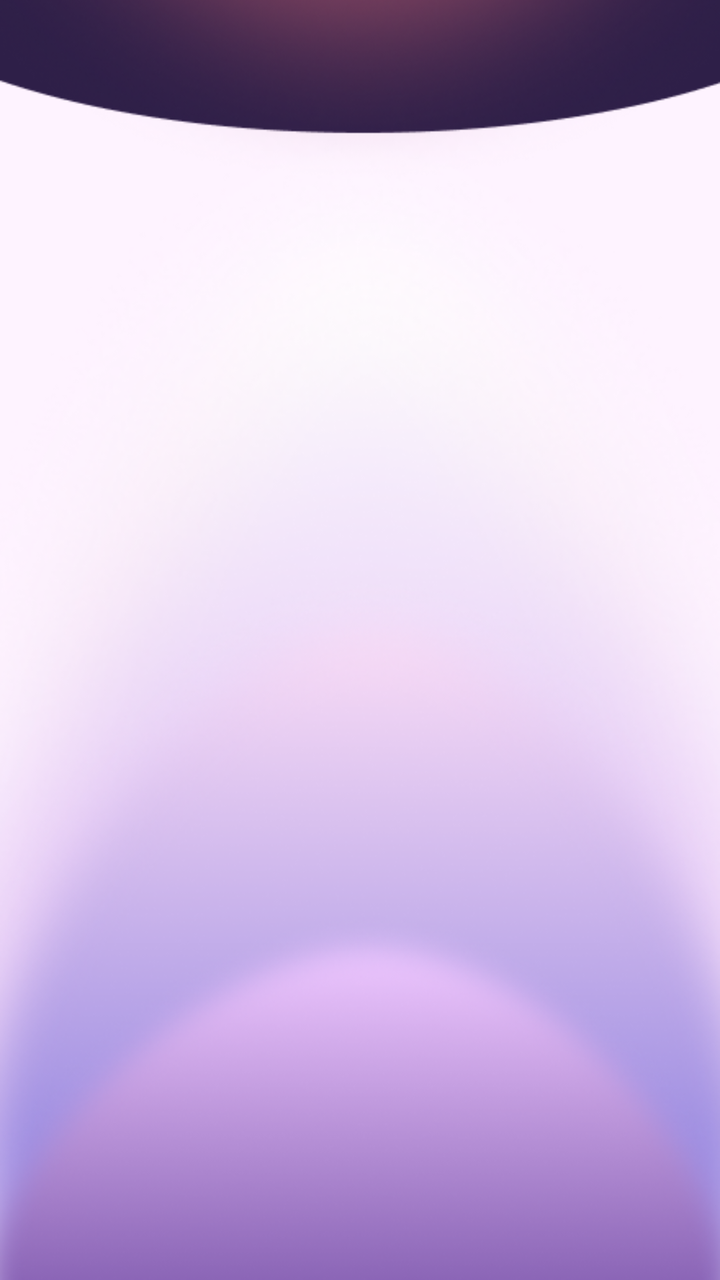
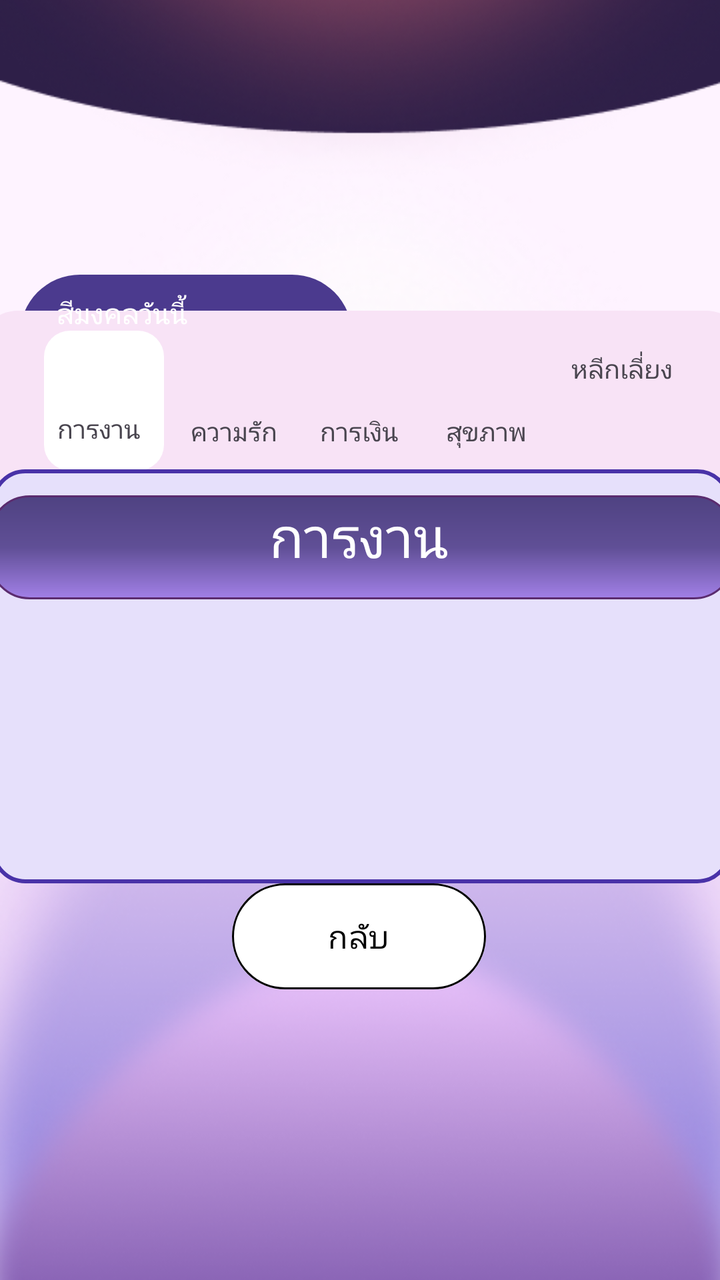

Before-and-after screenshots of an Android layout around one commit, followed by the original layout XML and the change that was made.
<!-- AndroidManifest.xml: application theme Theme.Dara -->
<!-- res/layout/fragment_calendar.xml -->
<?xml version="1.0" encoding="utf-8"?>
<androidx.constraintlayout.widget.ConstraintLayout xmlns:android="http://schemas.android.com/apk/res/android"
    xmlns:tools="http://schemas.android.com/tools"
    android:layout_width="match_parent"
    android:layout_height="match_parent"
    xmlns:app="http://schemas.android.com/apk/res-auto"
    tools:context=".CalendarFragment">

    
    <ImageView
        android:id="@+id/imageView"
        android:layout_width="0dp"
        android:layout_height="0dp"
        android:scaleType="centerCrop"
        app:layout_constraintTop_toTopOf="parent"
        app:layout_constraintBottom_toBottomOf="parent"
        app:layout_constraintStart_toStartOf="parent"
        app:layout_constraintEnd_toEndOf="parent"
        app:srcCompat="@drawable/wallpaper_dara_2" />

</androidx.constraintlayout.widget.ConstraintLayout>
<!-- resources referenced by this layout -->
<resources>
  <!-- drawable wallpaper_dara_2: png bitmap (drawable, 229458 bytes) -->
  <style name="Theme.Dara" parent="Base.Theme.Dara" />
  <style name="Base.Theme.Dara" parent="Theme.Material3.DayNight.NoActionBar">
          
          
      </style>
</resources>

<!-- the commit's change to res/layout/fragment_calendar.xml (unified diff, before → after) -->
@@ -1,21 +1,199 @@
 <?xml version="1.0" encoding="utf-8"?>
 <androidx.constraintlayout.widget.ConstraintLayout xmlns:android="http://schemas.android.com/apk/res/android"
+    xmlns:app="http://schemas.android.com/apk/res-auto"
     xmlns:tools="http://schemas.android.com/tools"
     android:layout_width="match_parent"
     android:layout_height="match_parent"
-    xmlns:app="http://schemas.android.com/apk/res-auto"
+    android:background="@drawable/wallpaper_dara_2"
     tools:context=".CalendarFragment">
 
     
+
     <ImageView
         android:id="@+id/imageView"
         android:layout_width="0dp"
         android:layout_height="0dp"
         android:scaleType="centerCrop"
+        app:layout_constraintBottom_toBottomOf="parent"
+        app:layout_constraintEnd_toEndOf="parent"
+        app:layout_constraintHorizontal_bias="0.0"
+        app:layout_constraintStart_toStartOf="parent"
         app:layout_constraintTop_toTopOf="parent"
-        app:layout_constraintBottom_toBottomOf="parent"
-        app:layout_constraintStart_toStartOf="parent"
-        app:layout_constraintEnd_toEndOf="parent"
+        app:layout_constraintVertical_bias="0.0"
         app:srcCompat="@drawable/wallpaper_dara_2" />
 
+    <View
+        android:layout_width="166dp"
+        android:layout_height="68dp"
+        android:background="@drawable/bg_calendar_gradient"
+        app:layout_constraintBottom_toBottomOf="parent"
+        app:layout_constraintEnd_toEndOf="parent"
+        app:layout_constraintHorizontal_bias="0.052"
+        app:layout_constraintStart_toStartOf="parent"
+        app:layout_constraintTop_toTopOf="parent"
+        app:layout_constraintVertical_bias="0.24" />
+
+    <View
+        android:layout_width="384dp"
+        android:layout_height="93dp"
+        android:background="@drawable/bg_calendar_frame"
+        app:layout_constraintBottom_toBottomOf="parent"
+        app:layout_constraintEnd_toEndOf="parent"
+        app:layout_constraintHorizontal_bias="0.481"
+        app:layout_constraintStart_toStartOf="parent"
+        app:layout_constraintTop_toTopOf="parent"
+        app:layout_constraintVertical_bias="0.284" />
+
+    <View
+        android:id="@+id/view3"
+        android:layout_width="60dp"
+        android:layout_height="70dp"
+        android:background="@drawable/bg_calendar_fg"
+        app:layout_constraintBottom_toBottomOf="parent"
+        app:layout_constraintEnd_toEndOf="parent"
+        app:layout_constraintHorizontal_bias="0.073"
+        app:layout_constraintStart_toStartOf="parent"
+        app:layout_constraintTop_toTopOf="parent"
+        app:layout_constraintVertical_bias="0.29" />
+
+    <View
+        android:layout_width="370dp"
+        android:layout_height="207dp"
+        android:background="@drawable/bg_calendar_frame02"
+        app:layout_constraintBottom_toBottomOf="parent"
+        app:layout_constraintEnd_toEndOf="parent"
+        app:layout_constraintHorizontal_bias="0.487"
+        app:layout_constraintStart_toStartOf="parent"
+        app:layout_constraintTop_toTopOf="parent"
+        app:layout_constraintVertical_bias="0.542" />
+
+    <View
+        android:id="@+id/view4"
+        android:layout_width="373dp"
+        android:layout_height="52dp"
+        android:background="@drawable/bg_calendar_grad02"
+        app:layout_constraintBottom_toBottomOf="parent"
+        app:layout_constraintEnd_toEndOf="parent"
+        app:layout_constraintHorizontal_bias="0.487"
+        app:layout_constraintStart_toStartOf="parent"
+        app:layout_constraintTop_toTopOf="parent"
+        app:layout_constraintVertical_bias="0.421" />
+
+    <Button
+        android:id="@+id/btnback_cal"
+        android:layout_width="127dp"
+        android:layout_height="61dp"
+        android:backgroundTint="#FFFFFF"
+        android:text="กลับ"
+        android:textColor="#000000"
+        android:textSize="16sp"
+        app:layout_constraintBottom_toBottomOf="parent"
+        app:layout_constraintEnd_toEndOf="parent"
+        app:layout_constraintHorizontal_bias="0.498"
+        app:layout_constraintStart_toStartOf="parent"
+        app:layout_constraintTop_toTopOf="parent"
+        app:layout_constraintVertical_bias="0.756"
+        app:strokeColor="#000000"
+        app:strokeWidth="1dp" />
+
+    <TextView
+        android:id="@+id/textView21"
+        android:layout_width="wrap_content"
+        android:layout_height="wrap_content"
+        android:fontFamily="@font/montserrat_semibold"
+        android:text="สีมงคลวันนี้"
+        android:textColor="#FFFFFF"
+        android:textSize="14sp"
+        app:layout_constraintBottom_toBottomOf="parent"
+        app:layout_constraintEnd_toEndOf="parent"
+        app:layout_constraintHorizontal_bias="0.096"
+        app:layout_constraintStart_toStartOf="@+id/imageView"
+        app:layout_constraintTop_toTopOf="parent"
+        app:layout_constraintVertical_bias="0.237" />
+
+    <TextView
+        android:id="@+id/textView24"
+        android:layout_width="wrap_content"
+        android:layout_height="wrap_content"
+        android:fontFamily="@font/montserrat_semibold"
+        android:text="การงาน"
+        android:textSize="13sp"
+        app:layout_constraintBottom_toBottomOf="parent"
+        app:layout_constraintEnd_toEndOf="parent"
+        app:layout_constraintHorizontal_bias="0.09"
+        app:layout_constraintStart_toStartOf="parent"
+        app:layout_constraintTop_toTopOf="parent"
+        app:layout_constraintVertical_bias="0.33" />
+
+    <TextView
+        android:id="@+id/textView25"
+        android:layout_width="wrap_content"
+        android:layout_height="wrap_content"
+        android:fontFamily="@font/montserrat_semibold"
+        android:text="ความรัก"
+        android:textSize="13sp"
+        app:layout_constraintBottom_toBottomOf="parent"
+        app:layout_constraintEnd_toEndOf="parent"
+        app:layout_constraintHorizontal_bias="0.301"
+        app:layout_constraintStart_toStartOf="parent"
+        app:layout_constraintTop_toTopOf="parent"
+        app:layout_constraintVertical_bias="0.332" />
+
+    <TextView
+        android:id="@+id/textView26"
+        android:layout_width="wrap_content"
+        android:layout_height="wrap_content"
+        android:fontFamily="@font/montserrat_semibold"
+        android:text="การเงิน"
+        android:textSize="13sp"
+        app:layout_constraintBottom_toBottomOf="parent"
+        app:layout_constraintEnd_toEndOf="parent"
+        app:layout_constraintHorizontal_bias="0.498"
+        app:layout_constraintStart_toStartOf="parent"
+        app:layout_constraintTop_toTopOf="parent"
+        app:layout_constraintVertical_bias="0.332" />
+
+    <TextView
+        android:id="@+id/textView27"
+        android:layout_width="wrap_content"
+        android:layout_height="wrap_content"
+        android:fontFamily="@font/montserrat_semibold"
+        android:text="สุขภาพ"
+        android:textSize="13sp"
+        app:layout_constraintBottom_toBottomOf="parent"
+        app:layout_constraintEnd_toEndOf="parent"
+        app:layout_constraintHorizontal_bias="0.698"
+        app:layout_constraintStart_toStartOf="parent"
+        app:layout_constraintTop_toTopOf="parent"
+        app:layout_constraintVertical_bias="0.332" />
+
+    <TextView
+        android:id="@+id/textView28"
+        android:layout_width="wrap_content"
+        android:layout_height="wrap_content"
+        android:fontFamily="@font/montserrat_semibold"
+        android:text="หลีกเลี่ยง"
+        android:textSize="13sp"
+        app:layout_constraintBottom_toBottomOf="parent"
+        app:layout_constraintEnd_toEndOf="parent"
+        app:layout_constraintHorizontal_bias="0.923"
+        app:layout_constraintStart_toStartOf="parent"
+        app:layout_constraintTop_toTopOf="parent"
+        app:layout_constraintVertical_bias="0.282" />
+
+    <TextView
+        android:id="@+id/textView30"
+        android:layout_width="wrap_content"
+        android:layout_height="wrap_content"
+        android:fontFamily="@font/montserrat_semibold"
+        android:text="การงาน"
+        android:textColor="#FFFFFF"
+        android:textSize="28sp"
+        app:layout_constraintBottom_toBottomOf="parent"
+        app:layout_constraintEnd_toEndOf="parent"
+        app:layout_constraintHorizontal_bias="0.498"
+        app:layout_constraintStart_toStartOf="parent"
+        app:layout_constraintTop_toTopOf="parent"
+        app:layout_constraintVertical_bias="0.414" />
+
 </androidx.constraintlayout.widget.ConstraintLayout>
<!-- resource entries referenced after the edit -->
@@ -1,5 +1,64 @@
 <!-- resources referenced by this layout -->
 <resources>
+  <!-- drawable bg_calendar_fg (drawable) -->
+  <?xml version="1.0" encoding="utf-8"?>
+  <shape xmlns:android="http://schemas.android.com/apk/res/android"
+      android:shape="rectangle">
+  
+      <solid android:color="#FFFFFF" />
+  
+      <corners android:radius="13dp" />
+  
+  </shape>
+  <!-- drawable bg_calendar_frame (drawable) -->
+  <?xml version="1.0" encoding="utf-8"?>
+  <shape xmlns:android="http://schemas.android.com/apk/res/android"
+      android:shape="rectangle">
+  
+      <solid android:color="#F8E3F6" />
+  
+      <corners android:radius="20dp" />
+  
+  </shape>
+  <!-- drawable bg_calendar_frame02 (drawable) -->
+  <?xml version="1.0" encoding="utf-8"?>
+  <shape xmlns:android="http://schemas.android.com/apk/res/android"
+      android:shape="rectangle">
+  
+      <solid android:color="#E6E0FB" />
+  
+      <stroke
+          android:width="2dp"
+          android:color="#4932A8" />
+  
+      <corners android:radius="16dp" />
+  
+  </shape>
+  <!-- drawable bg_calendar_grad02 (drawable) -->
+  <?xml version="1.0" encoding="utf-8"?>
+  <shape xmlns:android="http://schemas.android.com/apk/res/android"
+      android:shape="rectangle">
+  
+      <gradient
+          android:startColor="#A280E7"
+          android:centerColor="#604F96"
+          android:endColor="#4F4282"
+          android:angle="90" /> <stroke
+      android:width="1dp"
+      android:color="#5B2C6F" />
+  
+      <corners android:radius="20dp" />
+  </shape>
+  <!-- drawable bg_calendar_gradient (drawable) -->
+  <?xml version="1.0" encoding="utf-8"?>
+  <shape xmlns:android="http://schemas.android.com/apk/res/android"
+      android:shape="rectangle">
+  
+      <solid android:color="#4B3A8E" />
+  
+      <corners android:radius="30dp" />
+  
+  </shape>
   <!-- drawable wallpaper_dara_2: png bitmap (drawable, 229458 bytes) -->
   <style name="Theme.Dara" parent="Base.Theme.Dara" />
   <style name="Base.Theme.Dara" parent="Theme.Material3.DayNight.NoActionBar">
